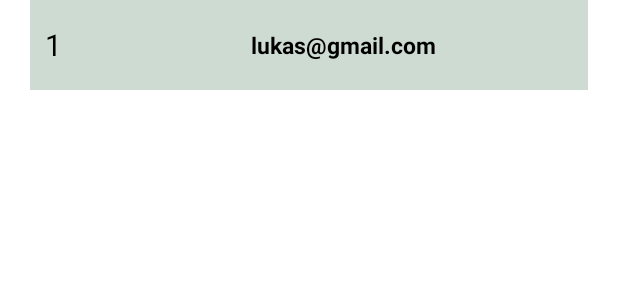
After one commit to LukaszKrolicki/7minApp, an Android app: the layout history_item.xml on its own in the app's theme, with its tools: preview values and no code run, on a phone screen of 412 x 824 dp. The commit adds this screen. Shown: the top 300 px of the screen. Run offline under Robolectric (Android 15) with nearby library versions, the phone set to English and light mode, and no system bars.

Commit message:
History finished, application finished

```diff
--- a/app/src/main/AndroidManifest.xml
+++ b/app/src/main/AndroidManifest.xml
@@ -10,6 +10,7 @@
 
 
     <application
+        android:name=".ActivityApp"
         android:allowBackup="true"
         android:dataExtractionRules="@xml/data_extraction_rules"
         android:fullBackupContent="@xml/backup_rules"
--- a/app/src/main/java/eu/pl/snk/senseibunny/a7minuteapp/ExerciseAvtivity.kt
+++ b/app/src/main/java/eu/pl/snk/senseibunny/a7minuteapp/ExerciseAvtivity.kt
@@ -136,7 +136,7 @@ class ExerciseAvtivity : AppCompatActivity(), TextToSpeech.OnInitListener {
     private fun setRestProgressBar(){
         binding?.flRestView?.progress= restProgress
 
-        restTimer=object : CountDownTimer(1000, 1000){
+        restTimer=object : CountDownTimer(10000, 1000){
             override fun onTick(p0: Long) { //p0 is mili-seconds until end, on tick is called every countDown Interval
                 restProgress++
 
@@ -155,7 +155,7 @@ class ExerciseAvtivity : AppCompatActivity(), TextToSpeech.OnInitListener {
     private fun setExerciseProgressBar(){
         binding?.progressBarExercise?.progress= restProgress
 
-        exerciseTimer=object : CountDownTimer(1000, 1000){
+        exerciseTimer=object : CountDownTimer(30000, 1000){
             override fun onTick(p0: Long) { //p0 is mili-seconds until end, on tick is called every countDown Interval
                 restProgress++
 
--- /dev/null
+++ b/app/src/main/res/layout/history_item.xml
@@ -0,0 +1,68 @@
+<?xml version="1.0" encoding="utf-8"?>
+<LinearLayout xmlns:android="http://schemas.android.com/apk/res/android"
+    android:layout_width="match_parent"
+    android:layout_height="wrap_content"
+    xmlns:app="http://schemas.android.com/apk/res-auto"
+    >
+
+    <LinearLayout
+        android:id="@+id/main"
+        android:layout_width="match_parent"
+        android:layout_height="60dp"
+        android:layout_marginHorizontal="20dp"
+        android:background="#cedbd2"
+        app:layout_constraintTop_toTopOf="parent"
+
+        >
+
+        <LinearLayout
+            android:layout_width="0dp"
+            android:layout_height="match_parent"
+            android:layout_weight="0.1"
+            android:layout_marginLeft="10dp"
+            android:gravity="center_vertical"
+            android:id="@+id/number_data">
+
+            <TextView
+                android:id="@+id/number"
+                android:gravity="center"
+                android:layout_width="wrap_content"
+                android:layout_height="wrap_content"
+                android:text="1"
+                android:textSize="20dp"
+                style="bold"
+                android:textColor="@color/black"
+
+                />
+        </LinearLayout>
+
+        <LinearLayout
+            android:layout_width="0dp"
+            android:layout_height="match_parent"
+            android:layout_weight="0.9"
+            android:gravity="center_horizontal"
+            android:id="@+id/date">
+
+            <TextView
+
+                android:id="@+id/date_data"
+                android:gravity="center"
+                android:layout_width="wrap_content"
+                android:layout_height="wrap_content"
+                android:text="lukas@gmail.com"
+                android:textSize="15dp"
+                android:textStyle="bold"
+                android:textColor="@color/black"
+                android:layout_gravity="center"
+                />
+        </LinearLayout>
+
+
+
+    </LinearLayout>
+
+
+
+
+
+</LinearLayout>
```
Also changed, not shown: app/build.gradle (+22 -0 lines), app/src/main/java/eu/pl/snk/senseibunny/a7minuteapp/AcitivityDao.kt (added, +15 -0 lines), app/src/main/java/eu/pl/snk/senseibunny/a7minuteapp/ActivityApp.kt (added, +9 -0 lines), app/src/main/java/eu/pl/snk/senseibunny/a7minuteapp/ActivityDatabase.kt (added, +34 -0 lines), app/src/main/java/eu/pl/snk/senseibunny/a7minuteapp/ActivityEntity.kt (added, +16 -0 lines), app/src/main/java/eu/pl/snk/senseibunny/a7minuteapp/EndActivity.kt (+30 -0 lines), app/src/main/java/eu/pl/snk/senseibunny/a7minuteapp/HistoryActivity.kt (+27 -0 lines), app/src/main/java/eu/pl/snk/senseibunny/a7minuteapp/HistoryActivityAdapter.kt (added, +41 -0 lines), app/src/main/res/layout/history_activity.xml (+27 -1 lines), 1 other file.
